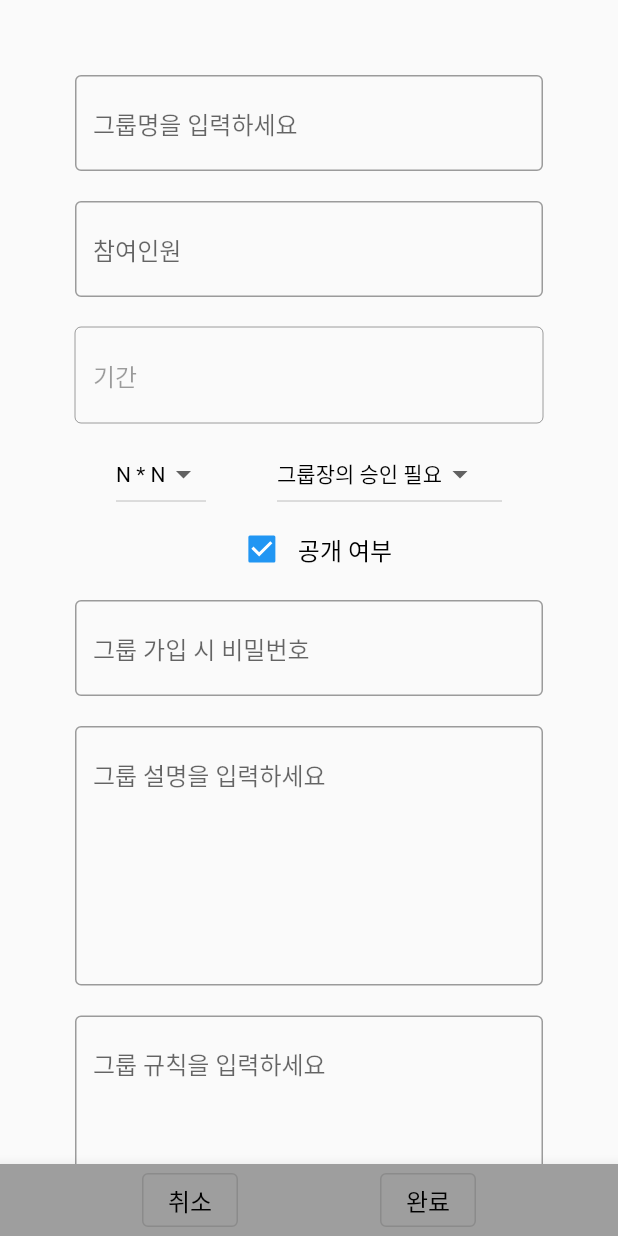
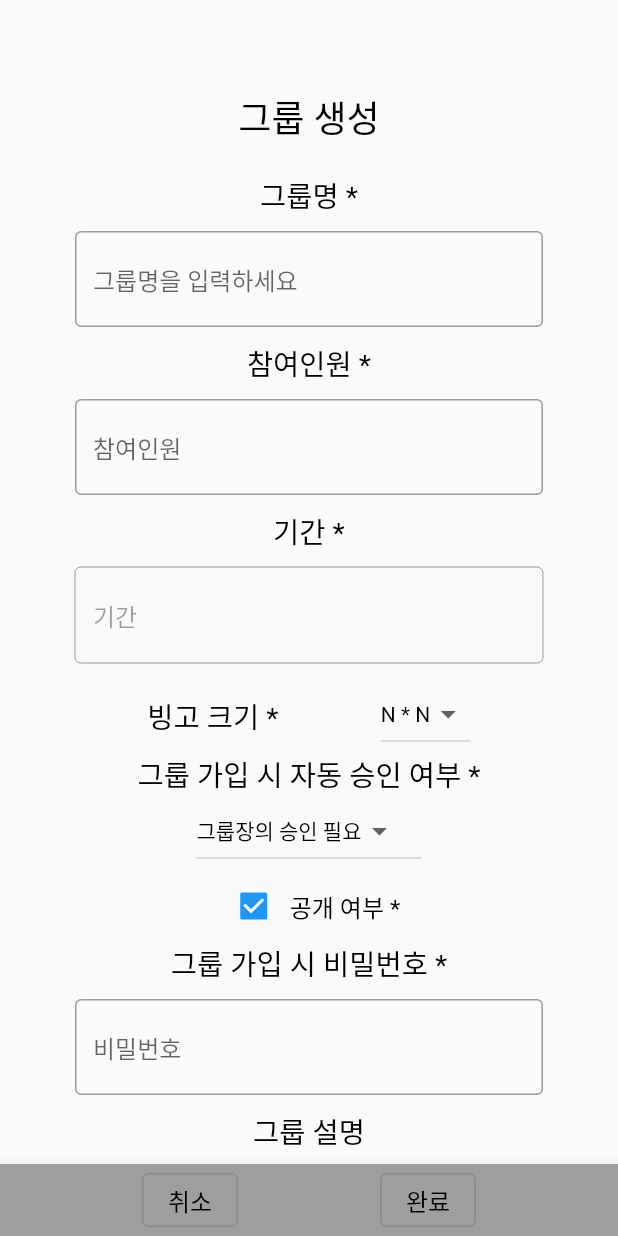
Before and after one commit to chaewool/Bin-goT, a Flutter app: the GroupForm screen opened directly, on a phone screen of 412 x 824 dp. Run offline on Flutter 3.47's test engine with Material 2 defaults, Android fonts, the phone set to English and light mode, and no system bars; our stand-ins replace contained_tab_bar_view, dio, flutter_dotenv, flutter_secure_storage, image_picker, shared_preferences and 1 more; missing offline and left inert: kakao_flutter_sdk_share, kakao_flutter_sdk_user; accounts and stored records are empty; network calls fail; Roboto replaces fonts that are missing (RIDIBatang).

```diff
--- a/frontend/lib/models/user_info_model.dart
+++ b/frontend/lib/models/user_info_model.dart
@@ -34,5 +34,5 @@ class MainTabModel {
   MainTabModel.fromJson(Map<String, dynamic> json)
       : groups = json['groups'],
         bingos = json['boards'],
-        hasNotGroup = json['is_recommended'];
+        hasNotGroup = json['is_recommend'];
 }
--- a/frontend/lib/pages/group_form_page.dart
+++ b/frontend/lib/pages/group_form_page.dart
@@ -46,24 +46,41 @@ class _GroupFormState extends State<GroupForm> {
             vertical: 40,
             mainAxisAlignment: MainAxisAlignment.center,
             children: [
+              const Padding(
+                padding: EdgeInsets.symmetric(vertical: 20),
+                child: CustomText(
+                  content: '그룹 생성',
+                  center: true,
+                  fontSize: FontSize.titleSize,
+                ),
+              ),
+              const CustomText(content: '그룹명 *'),
               const CustomInput(explain: '그룹명을 입력하세요'),
+              const CustomText(content: '참여인원 *'),
               const CustomInput(explain: '참여인원', onlyNum: true),
+              const CustomText(content: '기간 *'),
               const InputDate(explain: '기간'),
               Row(
                 mainAxisAlignment: MainAxisAlignment.spaceEvenly,
                 children: const [
+                  CustomText(content: '빙고 크기 *'),
                   SelectBox(selectList: bingoSize, width: 60, height: 50),
-                  SelectBox(selectList: joinMethod, width: 150, height: 50),
                 ],
               ),
+              const CustomText(content: '그룹 가입 시 자동 승인 여부 *'),
+              const SelectBox(selectList: joinMethod, width: 150, height: 50),
               CustomCheckBox(
-                label: '공개 여부',
+                label: '공개 여부 *',
                 value: true,
                 onChange: (p0) {},
               ),
-              const CustomInput(explain: '그룹 가입 시 비밀번호'),
-              const CustomInput(explain: '그룹 설명을 입력하세요', needMore: true),
-              const CustomInput(explain: '그룹 규칙을 입력하세요', needMore: true),
+              const CustomText(content: '그룹 가입 시 비밀번호 *'),
+              const CustomInput(explain: '비밀번호'),
+              const CustomText(content: '그룹 설명'),
+              const CustomInput(needMore: true),
+              const CustomText(content: '그룹 규칙'),
+              const CustomInput(needMore: true),
+              const CustomText(content: '그룹 배경'),
               GestureDetector(
                 onTap: showModal(context, page: const ImageModal()),
                 child: const CustomInput(
@@ -81,19 +98,19 @@ class _GroupFormState extends State<GroupForm> {
 
 //* 그룹 생성 완료 페이지
 class GroupCreateCompleted extends StatelessWidget {
-  final bool isPrivate;
+  final bool isPublic;
   final String password;
   final int groupId;
   const GroupCreateCompleted({
     super.key,
-    this.isPrivate = false,
+    this.isPublic = true,
     this.password = '',
     required this.groupId,
   });
 
   @override
   Widget build(BuildContext context) {
-    String privateInvitation = isPrivate ? '비밀번호 : $password' : '';
+    String privateInvitation = isPublic ? '' : '비밀번호 : $password';
     String message =
         'ㅇㅇㅇ 그룹에서\n당신을 기다리고 있어요\nBin:goT에서\n같이 계획을 공유해보세요\n $privateInvitation';
     void copyText() {
@@ -123,6 +140,7 @@ class GroupCreateCompleted extends StatelessWidget {
               child: CustomText(
                 content: message,
                 center: true,
+                height: 1.7,
               ),
             ),
           ),
@@ -143,7 +161,10 @@ class GroupCreateCompleted extends StatelessWidget {
             content: '생성된 그룹으로 가기',
             onPressed: toOtherPage(
               context,
-              page: GroupMain(groupId: groupId),
+              page: GroupMain(
+                groupId: groupId,
+                isPublic: isPublic,
+              ),
             ),
           )
         ],
--- a/frontend/lib/pages/intro_page.dart
+++ b/frontend/lib/pages/intro_page.dart
@@ -1,5 +1,4 @@
 import 'package:bin_got/pages/main_page.dart';
-import 'package:bin_got/pages/user_page.dart';
 import 'package:bin_got/providers/root_provider.dart';
 import 'package:bin_got/providers/user_provider.dart';
 import 'package:bin_got/utilities/global_func.dart';
@@ -86,7 +85,7 @@ class _IntroState extends State<Intro> {
     verifyToken();
     afterFewSec(4, () {
       if (!showLoginBtn) {
-        toOtherPage(context, page: const MyPage())();
+        toOtherPage(context, page: const Main())();
       }
     });
   }
--- a/frontend/lib/providers/user_provider.dart
+++ b/frontend/lib/providers/user_provider.dart
@@ -38,7 +38,7 @@ class UserProvider extends ApiProvider {
   //* verify token
   FutureDynamicMap _confirmToken() async {
     try {
-      print('$token, $refresh');
+      print('confirm token function $token, $refresh');
       if (token == null || token == '') return {};
       print('토큰 유효성 검사');
       final data = await createApi(verifyTokenUrl, data: {'token': token});
--- a/frontend/lib/widgets/app_bar.dart
+++ b/frontend/lib/widgets/app_bar.dart
@@ -40,7 +40,8 @@ class CustomAppBar extends StatelessWidget with PreferredSizeWidget {
         padding: const EdgeInsets.all(6),
         child: leadingChild,
       ),
-        actions: actions);
+      actions: actions,
+    );
   }
 
   @override
--- a/frontend/lib/widgets/text.dart
+++ b/frontend/lib/widgets/text.dart
@@ -8,14 +8,15 @@ class CustomText extends StatelessWidget {
   final bool center;
   final String font;
   final Color color;
-  const CustomText({
-    super.key,
-    required this.content,
-    this.fontSize = FontSize.textSize,
-    this.center = false,
-    this.font = 'RIDIBatang',
-    this.color = blackColor,
-  });
+  final double? height;
+  const CustomText(
+      {super.key,
+      required this.content,
+      this.fontSize = FontSize.textSize,
+      this.center = false,
+      this.font = 'RIDIBatang',
+      this.color = blackColor,
+      this.height});
 
   @override
   Widget build(BuildContext context) {
@@ -25,6 +26,7 @@ class CustomText extends StatelessWidget {
         fontSize: convertedFontSize(fontSize),
         color: color,
         fontFamily: font,
+        height: height,
       ),
       textAlign: center ? TextAlign.center : null,
     );
```
Also changed, not shown: frontend/lib/pages/group_main_page.dart (+11 -0 lines), frontend/lib/providers/api_provider.dart (+5 -9 lines), frontend/lib/providers/base_class.dart (+2 -28 lines), frontend/lib/providers/group_provider.dart (+18 -13 lines), frontend/lib/providers/user_info_provider.dart (+6 -11 lines), frontend/lib/widgets/list.dart (+19 -4 lines), frontend/lib/widgets/tab_bar.dart (+9 -3 lines). Lines whose indentation alone changed are shown as unchanged.
